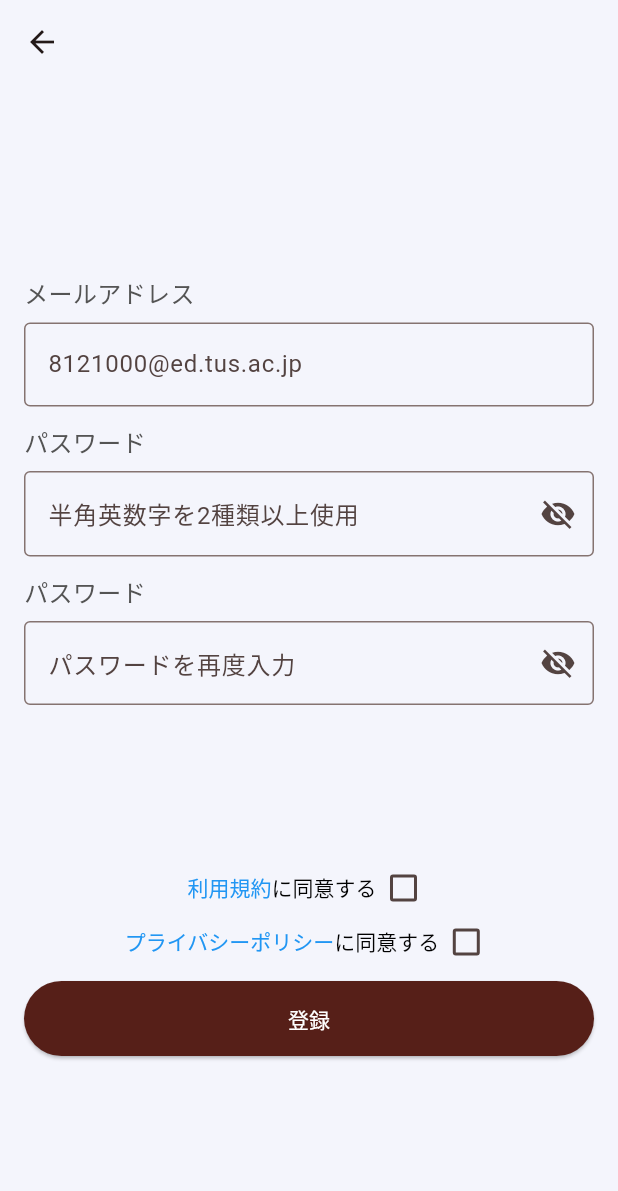
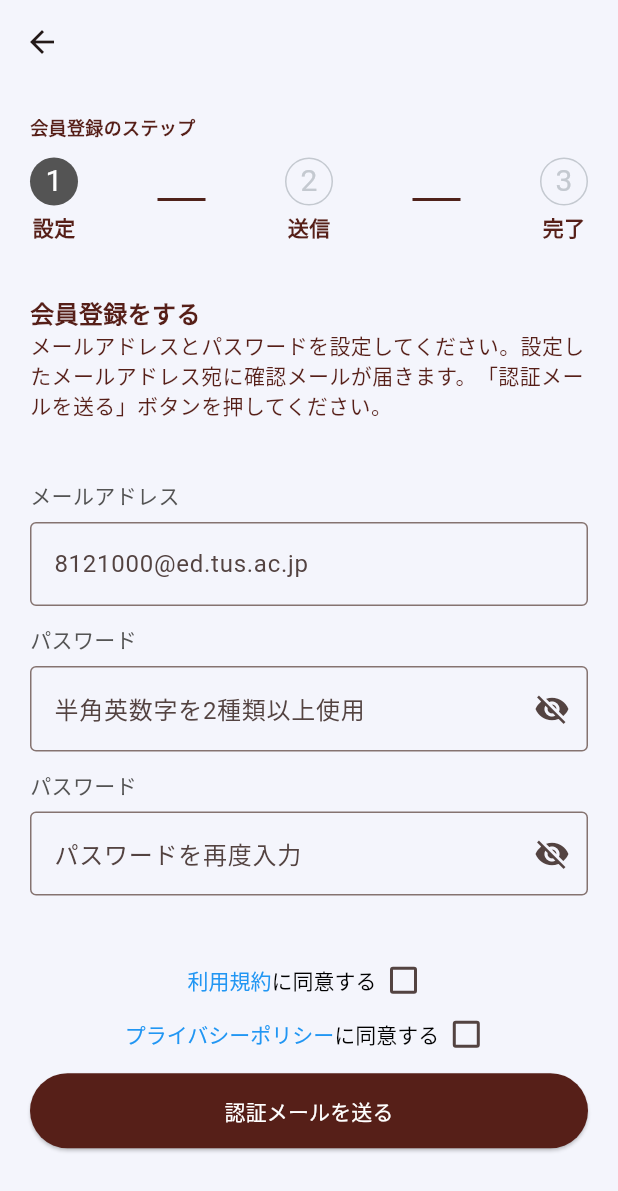
Before and after one commit to cat-katsushika/trade_app, a Flutter app: the screen it shows after launch, after a tap on "登録", on a phone screen of 412 x 824 dp. Shown: the top 1191 px of the screen. Run offline on Flutter 3.47's test engine with Material 2 defaults, Android fonts, the phone set to English and light mode, and no system bars; our stand-ins replace cached_network_image, cookie_jar, dio, dio_cookie_manager, firebase_core, firebase_messaging and 6 more; accounts and stored records are empty; generated files the repository leaves out were written again; network calls fail.

Commit message:
登録画面のデザインをfigmaに合わせた

```diff
--- /dev/null
+++ b/lib/component/circle_number_component.dart
@@ -0,0 +1,48 @@
+import 'package:flutter/material.dart';
+import 'package:trade_app/constant/my_colors.dart';
+import 'package:trade_app/constant/my_text_style.dart';
+
+class CircleNumberComponent extends StatelessWidget {
+  const CircleNumberComponent(
+      {super.key,
+      required this.number,
+      required this.text,
+      required this.isBlack});
+
+  final int number;
+  final String text;
+  final bool isBlack;
+
+  @override
+  Widget build(BuildContext context) {
+    return Column(
+      children: [
+        Container(
+          width: 32.0,
+          height: 32.0,
+          decoration: BoxDecoration(
+            color: isBlack ? MyColors.black : Colors.transparent,
+            shape: BoxShape.circle, // 丸い形を設定
+            border: isBlack ? null : Border.all(
+              color: MyColors.grey,
+            ),
+          ),
+          child: Center(
+            child: Text(
+              number.toString(),
+              style: TextStyle(
+                color: isBlack ? MyColors.white : MyColors.grey, // テキストを白に設定
+                fontSize: 20.0,
+              ),
+            ),
+          ),
+        ),
+        const SizedBox(height: 4),
+        Text(
+          text,
+          style: MyTextStyles.mediumBold,
+        ),
+      ],
+    );
+  }
+}
--- /dev/null
+++ b/lib/component/horizontal_line.dart
@@ -0,0 +1,15 @@
+import 'package:flutter/material.dart';
+import 'package:trade_app/constant/my_colors.dart';
+
+class HorizontalLine extends StatelessWidget {
+  const HorizontalLine({Key? key}) : super(key: key);
+
+  @override
+  Widget build(BuildContext context) {
+    return Container(
+      width: 32,
+      height: 2,
+      color: MyColors.vividBlack,
+    );
+  }
+}
--- a/lib/constant/my_colors.dart
+++ b/lib/constant/my_colors.dart
@@ -1,7 +1,6 @@
 import 'package:flutter/material.dart';
 
-abstract class MyColors
-{
+abstract class MyColors {
   static const Color primary = Color(0xFF561F18);
   static const Color secondary = Color(0xFFD3C1AD);
   static const Color tertiary = Color(0xFFB76C32);
@@ -9,4 +8,6 @@ abstract class MyColors
   static const Color white = Color(0xFFFFFFFF);
   static const Color validationRed = Color(0xFFE24242);
   static const Color black = Color(0xFF545454);
+  static const Color vividBlack = Color(0xFF4F221A);
+  static const Color grey = Color(0xFFC4C9D0);
 }
--- a/lib/constant/my_text_style.dart
+++ b/lib/constant/my_text_style.dart
@@ -2,13 +2,23 @@ import 'package:flutter/material.dart';
 import 'package:trade_app/constant/my_colors.dart';
 
 class MyTextStyles {
+  static const shortBold = TextStyle(
+    color: MyColors.primary,
+    fontSize: 12,
+    fontWeight: FontWeight.bold,
+  );
   static const mediumBold = TextStyle(
+    color: MyColors.primary,
+    fontSize: 14,
+    fontWeight: FontWeight.bold,
+  );
+  static const largeBold = TextStyle(
     color: MyColors.primary,
     fontSize: 16,
     fontWeight: FontWeight.bold,
   );
   static const mediumNormal = TextStyle(
     color: MyColors.primary,
-    fontSize: 16,
+    fontSize: 14,
   );
 }
--- a/lib/constant/texts.dart
+++ b/lib/constant/texts.dart
@@ -2,6 +2,7 @@ class Texts {
   static const itemDetailKey = ['出品者', '状態', '書き込み'];
   static const purchase = '購入';
   static const register = '登録';
+  static const sendEmail = '認証メールを送る';
   static const login = 'ログイン';
   static const top = '購入';
   static const exhibit = '出品';
@@ -14,8 +15,12 @@ class Texts {
   static const passwordLabelText = 'パスワード';
   static const passwordHintText = '半角英数字を2種類以上使用';
   static const rePasswordHintText = 'パスワードを再度入力';
+  static const emailValidationMessage = '大学のメールアドレスを入力して下さい。';
+  static const passwordValidationMessage = '半角英数字を2種類以上使用してください。';
+  static const rePasswordValidationMessage = 'パスワードを再度入力してください。';
   static const searchHintText = 'Search';
   static const likeToggleOnMessage = 'いいねしました。';
   static const likeToggleOffMessage = 'いいねを取り消しました。';
   static const buttonPopText = '戻る';
+
 }
--- a/lib/views/registration/registration_view.dart
+++ b/lib/views/registration/registration_view.dart
@@ -1,7 +1,9 @@
 import 'package:flutter/gestures.dart';
 import 'package:flutter/material.dart';
 import 'package:flutter_riverpod/flutter_riverpod.dart';
+import 'package:trade_app/component/circle_number_component.dart';
 import 'package:trade_app/component/custom_text_form_field.dart';
+import 'package:trade_app/component/horizontal_line.dart';
 import 'package:trade_app/constant/my_colors.dart';
 import 'package:trade_app/constant/my_text_style.dart';
 import 'package:trade_app/constant/texts.dart';
@@ -74,13 +76,49 @@ class _RegistrationViewState extends ConsumerState<RegistrationView> {
         behavior: HitTestBehavior.opaque,
         onTap: () => FocusScope.of(context).unfocus(),
         child: Padding(
-          padding: const EdgeInsets.all(16.0),
+          padding: const EdgeInsets.all(20.0),
           child: Form(
             key: _formKey,
             child: Column(
               crossAxisAlignment: CrossAxisAlignment.stretch,
               children: [
-                const Spacer(),
+                const Text(
+                  '会員登録のステップ',
+                  style: MyTextStyles.shortBold,
+                ),
+                const SizedBox(height: 12),
+                const Row(
+                  mainAxisAlignment: MainAxisAlignment.spaceBetween,
+                  children: [
+                    CircleNumberComponent(
+                      number: 1,
+                      text: '設定',
+                      isBlack: true,
+                    ),
+                    HorizontalLine(),
+                    CircleNumberComponent(
+                      number: 2,
+                      text: '送信',
+                      isBlack: false,
+                    ),
+                    HorizontalLine(),
+                    CircleNumberComponent(
+                      number: 3,
+                      text: '完了',
+                      isBlack: false,
+                    ),
+                  ],
+                ),
+                const SizedBox(height: 36),
+                const Text(
+                  '会員登録をする',
+                  style: MyTextStyles.largeBold,
+                ),
+                const Text(
+                  'メールアドレスとパスワードを設定してください。設定したメールアドレス宛に確認メールが届きます。「認証メールを送る」ボタンを押してください。',
+                  style: MyTextStyles.mediumNormal,
+                ),
+                const SizedBox(height: 32),
                 Padding(
                   padding: const EdgeInsets.symmetric(vertical: 8),
                   child: Text(
@@ -98,7 +136,7 @@ class _RegistrationViewState extends ConsumerState<RegistrationView> {
                   onToggleObscure: (value) {},
                   validator: (value) {
                     if (value == null || value.isEmpty) {
-                      return 'Please enter some text';
+                      return Texts.emailValidationMessage;
                     }
                     return null;
                   },
@@ -127,7 +165,7 @@ class _RegistrationViewState extends ConsumerState<RegistrationView> {
                   },
                   validator: (value) {
                     if (value == null || value.isEmpty) {
-                      return 'Please enter some text';
+                      return Texts.passwordValidationMessage;
                     }
                     return null;
                   },
@@ -156,7 +194,7 @@ class _RegistrationViewState extends ConsumerState<RegistrationView> {
                   },
                   validator: (value) {
                     if (value == null || value.isEmpty) {
-                      return 'Please enter some text';
+                      return Texts.rePasswordValidationMessage;
                     }
                     return null;
                   },
@@ -248,7 +286,7 @@ class _RegistrationViewState extends ConsumerState<RegistrationView> {
                               handleButtonPress(viewModel);
                             }
                           },
-                    child: const Text('登録'),
+                    child: const Text(Texts.sendEmail),
                   ),
                 ),
                 const Spacer(),
--- a/lib/views/start/start_view.dart
+++ b/lib/views/start/start_view.dart
@@ -23,8 +23,10 @@ class _StartViewState extends State<StartView> {
           crossAxisAlignment: CrossAxisAlignment.stretch,
           mainAxisAlignment: MainAxisAlignment.center,
           children: <Widget>[
-            Expanded(flex:3,child: Container()),
-            const Expanded(flex: 3,child: Image(image: AssetImage(ImagePath.appIconTransplant))),
+            Expanded(flex: 3, child: Container()),
+            const Expanded(
+                flex: 3,
+                child: Image(image: AssetImage(ImagePath.appIconTransplant))),
             Expanded(child: Container()),
             SizedBox(
               height: 50,
@@ -69,7 +71,7 @@ class _StartViewState extends State<StartView> {
                     ),
                   );
                 },
-                child: const Text('登録'),
+                child: const Text(Texts.register),
               ),
             ),
             const SizedBox(height: 16),
```
Also changed, not shown: 1 other file.
